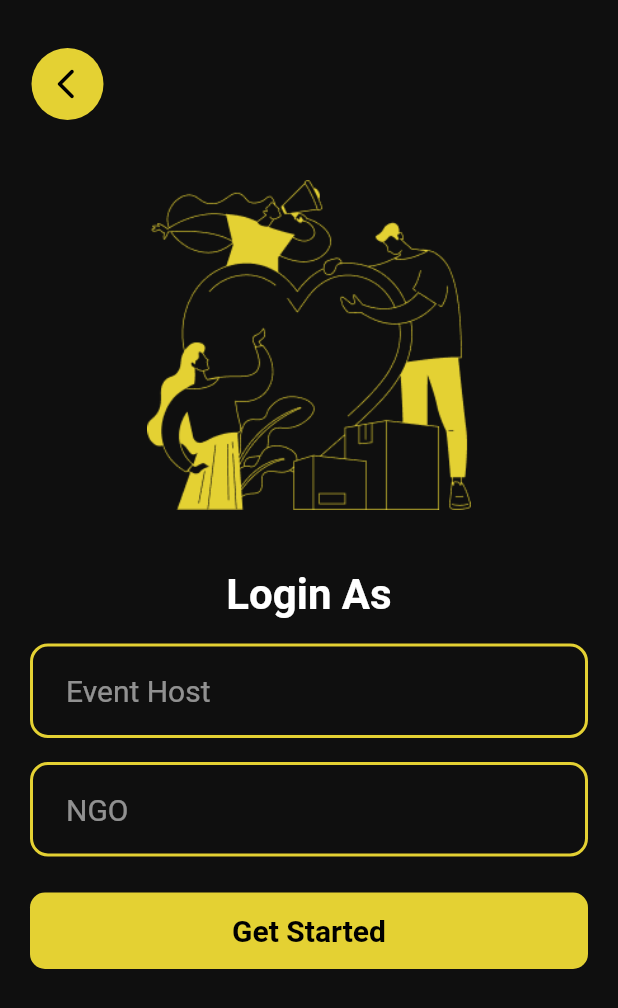
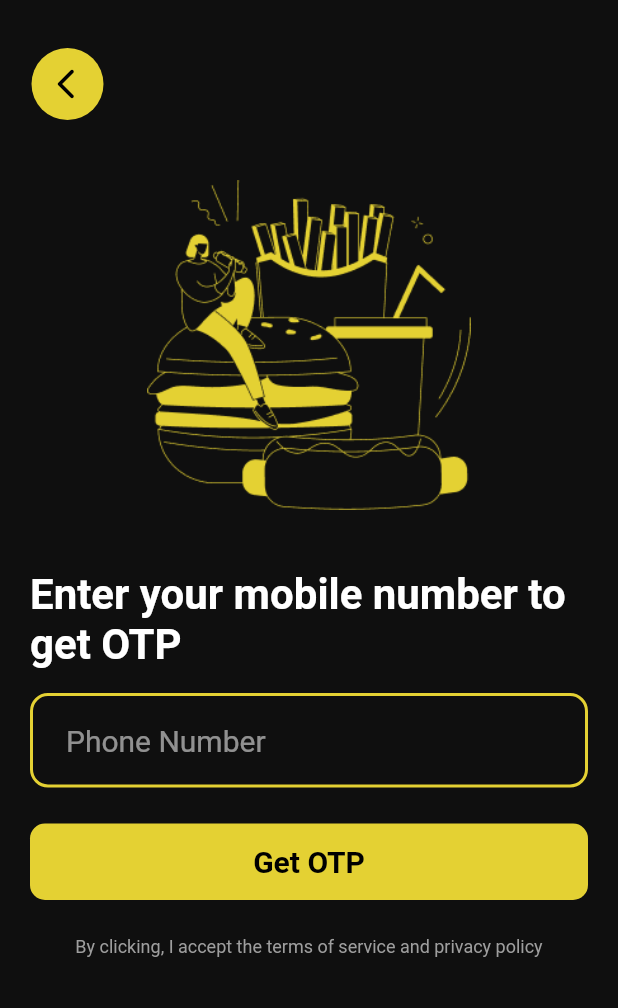
Before and after one commit to dhaladitya108/eatIt, a Flutter app: the screen it shows after launch, on a phone screen of 412 x 824 dp. Shown: the top 1008 px of the screen. Run offline on Flutter 3.47's test engine with Material 2 defaults, Android fonts, the phone set to English and light mode, and no system bars; our stand-ins replace go_router, pinput.

Commit message:
routing add

```diff
--- a/lib/main.dart
+++ b/lib/main.dart
@@ -1,7 +1,6 @@
 import 'package:eatit/config/colors.dart';
-import 'package:eatit/screens/screen.dart';
+import 'package:eatit/router.dart';
 import 'package:flutter/material.dart';
-import 'package:go_router/go_router.dart';
 
 void main() => runApp(const MyApp());
 
@@ -11,14 +10,15 @@ class MyApp extends StatelessWidget {
   // This widget is the root of your application.
   @override
   Widget build(BuildContext context) {
-    return MaterialApp(
+    return MaterialApp.router(
       title: 'EatIt',
       debugShowCheckedModeBanner: false,
       theme: ThemeData(
         primarySwatch: Colors.blue,
         scaffoldBackgroundColor: AppColors.bgDark,
       ),
-      home: Login(),
+      routeInformationParser: AppRouter().router.routeInformationParser,
+      routerDelegate: AppRouter().router.routerDelegate,
     );
   }
 }
--- /dev/null
+++ b/lib/router.dart
@@ -0,0 +1,24 @@
+import 'package:eatit/screens/enter_phone.dart';
+import 'package:eatit/screens/screen.dart';
+import 'package:flutter/material.dart';
+import 'package:go_router/go_router.dart';
+
+class AppRouter {
+  GoRouter router = GoRouter(routes: [
+    GoRoute(
+        path: '/',
+        pageBuilder: (context, state) {
+          return const MaterialPage(child: EnterPhone());
+        }),
+    GoRoute(
+        path: '/verify_otp',
+        pageBuilder: (context, state) {
+          return const MaterialPage(child: VerifyOTP());
+        }),
+    GoRoute(
+        path: '/login',
+        pageBuilder: (context, state) {
+          return const MaterialPage(child: Login());
+        }),
+  ]);
+}
--- a/lib/screens/enter_phone.dart
+++ b/lib/screens/enter_phone.dart
@@ -1,6 +1,7 @@
 import 'package:eatit/widgets/auth_screen.dart';
 import 'package:flutter/material.dart';
 import 'package:eatit/config/config.dart';
+import 'package:go_router/go_router.dart';
 
 class EnterPhone extends StatelessWidget {
   const EnterPhone({super.key});
@@ -36,7 +37,9 @@ class EnterPhone extends StatelessWidget {
       ),
       const SizedBox(height: 24),
       TextButton(
-        onPressed: () {},
+        onPressed: () {
+          context.push('/verify_otp');
+        },
         style: TextButton.styleFrom(
           padding: const EdgeInsets.symmetric(vertical: 14),
           backgroundColor: AppColors.bgPrimary,
--- a/lib/widgets/auth_screen.dart
+++ b/lib/widgets/auth_screen.dart
@@ -1,5 +1,6 @@
 import 'package:flutter/material.dart';
 import 'package:eatit/config/config.dart';
+import 'package:go_router/go_router.dart';
 
 class AuthScreen extends StatelessWidget {
   const AuthScreen({super.key, required this.image, required this.children});
@@ -17,7 +18,9 @@ class AuthScreen extends StatelessWidget {
               children: [
                 Row(children: [
                   InkWell(
-                    onTap: () {},
+                    onTap: () {
+                      context.pop();
+                    },
                     child: Container(
                       padding: const EdgeInsets.only(
                           top: 12, right: 14, bottom: 12, left: 12),
```
Also changed, not shown: lib/screens/login.dart (+6 -2 lines), lib/screens/verify_otp.dart (+5 -2 lines).
